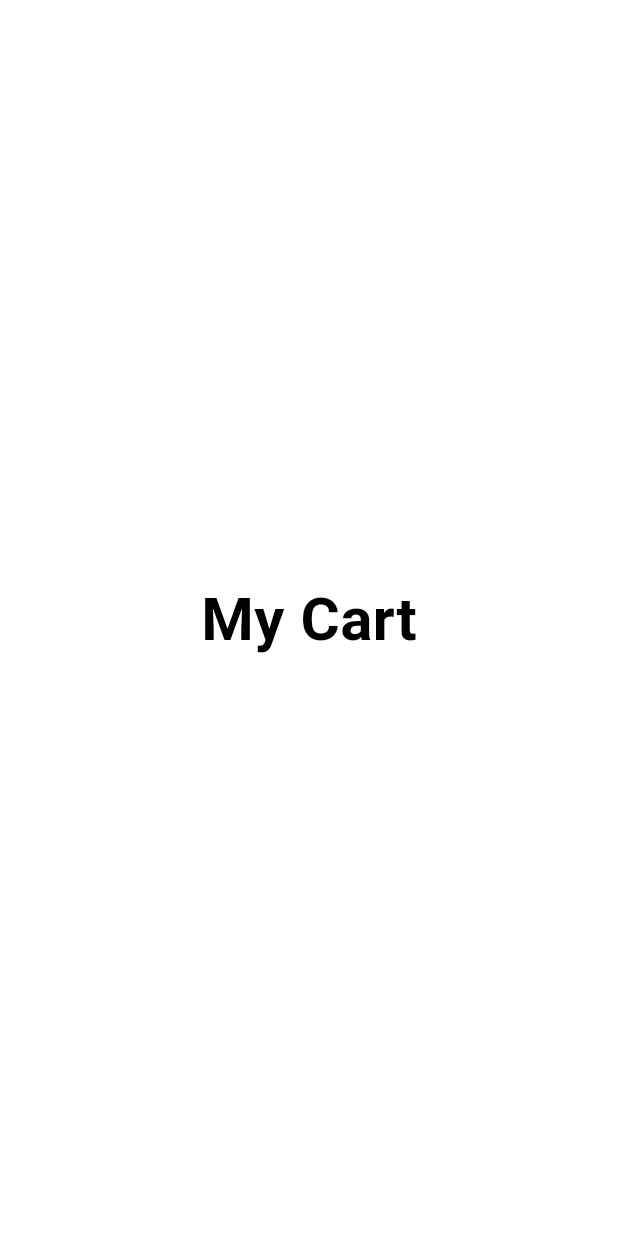
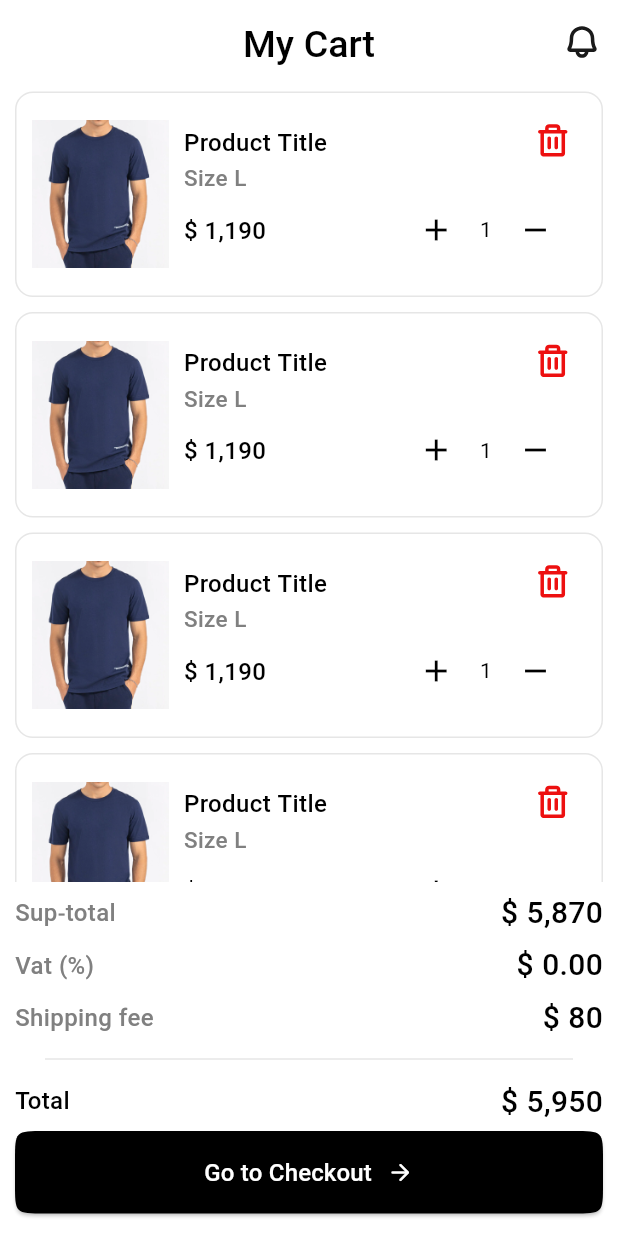
Before and after one commit to Selim513/e_commerce_fitmode, a Flutter app: the MyCartView screen opened directly, on a phone screen of 412 x 824 dp. Run offline on Flutter 3.47's test engine with Material 3 defaults, Android fonts, the phone set to English and light mode, and no system bars; our stand-ins replace buttons_tabbar, cloud_firestore, dio, either_dart, firebase_auth, firebase_core and 9 more; missing offline and left inert: linear_progress_bar; accounts and stored records are empty.

Commit message:
my cart Ui and check out sectio ui done

```diff
--- a/lib/features/my_cart/presentation/views/my_cart_view.dart
+++ b/lib/features/my_cart/presentation/views/my_cart_view.dart
@@ -1,18 +1,21 @@
-import 'package:e_commerce_fitmode/core/utils/app_fonts.dart';
+import 'package:e_commerce_fitmode/core/widgets/custom_primary_appbar.dart';
 import 'package:flutter/material.dart';
+
+import 'widgets/custom_mycart_view_body.dart';
 
 class MyCartView extends StatelessWidget {
   const MyCartView({super.key});
 
   @override
   Widget build(BuildContext context) {
-    return Scaffold(
-      body: Center(
-        child: Text(
-          'My Cart',
-          style: AppFontStyle.titleFonts35,
-        ),
-      ),
-    );
+    return const Scaffold(
+        appBar: CustomPrimariyAppBar(appBarTitle: 'My Cart'),
+        body: SafeArea(child: CustomMyCartViewBody())
+        //      CustomNoDatataWidget(
+        //   iconName: 'Cart-duotone',
+        //   subTitle: 'When you add products,\n they’ll appear here.',
+        //   title: 'Your Cart Is Empty!',
+        // )
+        );
   }
 }
--- /dev/null
+++ b/lib/features/my_cart/presentation/views/widgets/custom_checkout_detail_row.dart
@@ -0,0 +1,26 @@
+import 'package:e_commerce_fitmode/core/utils/app_fonts.dart';
+import 'package:flutter/material.dart';
+
+class CheckOutDetailRow extends StatelessWidget {
+  const CheckOutDetailRow(
+      {super.key, required this.title, required this.price, this.fontColor});
+  final String title, price;
+  final Color? fontColor;
+  @override
+  Widget build(BuildContext context) {
+    return Row(
+      children: [
+        Text(
+          title,
+          style:
+              AppFontStyle.greyFont15.copyWith(color: fontColor, fontSize: 16),
+        ),
+        const Spacer(),
+        Text(
+          "\$ $price",
+          style: AppFontStyle.reqgularFont.copyWith(fontSize: 20),
+        )
+      ],
+    );
+  }
+}
--- /dev/null
+++ b/lib/features/my_cart/presentation/views/widgets/custom_checkout_section.dart
@@ -0,0 +1,47 @@
+import 'package:e_commerce_fitmode/core/utils/app_fonts.dart';
+import 'package:e_commerce_fitmode/core/widgets/custom_divider.dart';
+import 'package:e_commerce_fitmode/core/widgets/custom_elevated_button.dart';
+import 'package:flutter/material.dart';
+
+import 'custom_checkout_detail_row.dart';
+
+class CustomCheckOutSection extends StatelessWidget {
+  const CustomCheckOutSection({
+    super.key,
+  });
+
+  @override
+  Widget build(BuildContext context) {
+    return Column(
+      spacing: 5,
+      children: [
+        const CheckOutDetailRow(title: 'Sup-total', price: '5,870'),
+        const CheckOutDetailRow(title: 'Vat (%)', price: '0.00'),
+        const CheckOutDetailRow(title: 'Shipping fee', price: '80'),
+        const CustomDivider(),
+        const CheckOutDetailRow(
+          title: 'Total',
+          price: '5,950',
+          fontColor: Colors.black,
+        ),
+        CustomElevatedButton(
+          widget: Row(
+            spacing: 10,
+            mainAxisAlignment: MainAxisAlignment.center,
+            children: [
+              Text(
+                'Go to Checkout',
+                style: AppFontStyle.buttonTextStyle,
+              ),
+              const Icon(
+                Icons.arrow_forward_rounded,
+                color: Colors.white,
+              )
+            ],
+          ),
+          onPress: () {},
+        ),
+      ],
+    );
+  }
+}
--- /dev/null
+++ b/lib/features/my_cart/presentation/views/widgets/custom_mycart_image.dart
@@ -0,0 +1,15 @@
+import 'package:e_commerce_fitmode/core/utils/assets_helper.dart';
+import 'package:flutter/material.dart';
+
+class CustomMyCartProductImage extends StatelessWidget {
+  const CustomMyCartProductImage({
+    super.key,
+  });
+
+  @override
+  Widget build(BuildContext context) {
+    return SizedBox(
+        height: MediaQuery.sizeOf(context).height * 0.12,
+        child: AssetsHelper.image('product'));
+  }
+}
--- /dev/null
+++ b/lib/features/my_cart/presentation/views/widgets/custom_mycart_product_container.dart
@@ -0,0 +1,33 @@
+import 'package:flutter/material.dart';
+
+import '../../../../../core/utils/app_colors.dart';
+import 'custom_mycart_image.dart';
+import 'custom_mycart_product_detail.dart';
+
+class CustomMyCartProductContainer extends StatelessWidget {
+  const CustomMyCartProductContainer({
+    super.key,
+  });
+
+  @override
+  Widget build(BuildContext context) {
+    return Padding(
+      padding: const EdgeInsets.symmetric(vertical: 5),
+      child: Container(
+          padding: const EdgeInsets.all(10),
+          decoration: BoxDecoration(
+              color: Colors.white,
+              borderRadius: BorderRadius.circular(12),
+              border: Border.all(
+                color: AppColors.greycolor,
+                width: 1,
+              )),
+          child: const Row(
+            children: [
+              CustomMyCartProductImage(),
+              CustomMyCartProductDetails()
+            ],
+          )),
+    );
+  }
+}
--- /dev/null
+++ b/lib/features/my_cart/presentation/views/widgets/custom_mycart_product_detail.dart
@@ -0,0 +1,61 @@
+import 'package:flutter/material.dart';
+
+import '../../../../../core/utils/app_fonts.dart';
+import '../../../../../core/utils/assets_helper.dart';
+
+class CustomMyCartProductDetails extends StatelessWidget {
+  const CustomMyCartProductDetails({
+    super.key,
+  });
+
+  @override
+  Widget build(BuildContext context) {
+    return Expanded(
+      child: Padding(
+        padding: const EdgeInsets.all(10),
+        child: Column(
+          crossAxisAlignment: CrossAxisAlignment.start,
+          children: [
+            Row(
+              children: [
+                Text(
+                  'Product Title ',
+                  style: AppFontStyle.reqgularFont,
+                ),
+                const Spacer(),
+                AssetsHelper.icons(name: 'Trash'),
+              ],
+            ),
+            Text(
+              'Size L',
+              style: AppFontStyle.greyFont15,
+            ),
+            Row(
+              children: [
+                Text(
+                  '\$ 1,190',
+                  style: AppFontStyle.reqgularFont,
+                ),
+                const Spacer(),
+                Row(
+                  spacing: 5,
+                  children: [
+                    IconButton(
+                      icon: const Icon(Icons.add),
+                      onPressed: () {},
+                    ),
+                    const Text('1'),
+                    IconButton(
+                      icon: const Icon(Icons.remove),
+                      onPressed: () {},
+                    )
+                  ],
+                ),
+              ],
+            )
+          ],
+        ),
+      ),
+    );
+  }
+}
--- /dev/null
+++ b/lib/features/my_cart/presentation/views/widgets/custom_mycart_view_body.dart
@@ -0,0 +1,30 @@
+import 'package:e_commerce_fitmode/features/my_cart/presentation/views/widgets/custom_mycart_product_container.dart';
+import 'package:flutter/material.dart';
+import 'package:gap/gap.dart';
+
+import 'custom_checkout_section.dart';
+
+class CustomMyCartViewBody extends StatelessWidget {
+  const CustomMyCartViewBody({super.key});
+
+  @override
+  Widget build(BuildContext context) {
+    return Padding(
+      padding: const EdgeInsets.symmetric(horizontal: 10),
+      child: Column(
+        spacing: 5,
+        children: [
+          Expanded(
+            child: ListView.builder(
+              itemCount: 5,
+              itemBuilder: (context, index) =>
+                  const CustomMyCartProductContainer(),
+            ),
+          ),
+          const CustomCheckOutSection(),
+          const Gap(10),
+        ],
+      ),
+    );
+  }
+}
--- a/lib/features/saved_item/presentation/views/widgets/custom_saved_product_item_gridview.dart
+++ b/lib/features/saved_item/presentation/views/widgets/custom_saved_product_item_gridview.dart
@@ -1,4 +1,3 @@
-
 import 'package:e_commerce_fitmode/features/home/presentation/views/widgets/custom_products_item.dart';
 import 'package:flutter/material.dart';
 
@@ -10,8 +9,7 @@ class CustomSavedProductItem extends StatelessWidget {
 
   @override
   Widget build(BuildContext context) {
-    return Flexible(
-      child: Padding(
+    return Padding(
       padding: const EdgeInsets.symmetric(horizontal: 10),
       child: GridView.builder(
         itemCount: product.length,
@@ -23,7 +21,6 @@ class CustomSavedProductItem extends StatelessWidget {
           products: product[index],
         ),
       ),
-      ),
     );
   }
 }
--- a/lib/main.dart
+++ b/lib/main.dart
@@ -1,6 +1,5 @@
 import 'package:e_commerce_fitmode/bloc_observer.dart';
 import 'package:e_commerce_fitmode/core/utils/services_locator.dart';
-import 'package:e_commerce_fitmode/features/account/presentation/views/account_view.dart';
 import 'package:e_commerce_fitmode/features/auth/presentation/cubit/auth_cubit.dart';
 import 'package:e_commerce_fitmode/firebase_options.dart';
 import 'package:firebase_auth/firebase_auth.dart';
@@ -42,7 +41,7 @@ class MainApp extends StatelessWidget {
           ),
         ),
         debugShowCheckedModeBanner: false,
-        // home: const AccountView(),
+        // home: const MyCartView(),
         routerConfig: AppRoute.router,
       ),
     );
```
Also changed, not shown: lib/features/my_cart/presentation/views/widgets/custom_mycart_listview_item.dart (added, +15 -0 lines), assets/icons/Cart-duotone.svg (added), assets/icons/Trash.svg (added). Lines whose indentation alone changed are shown as unchanged.
